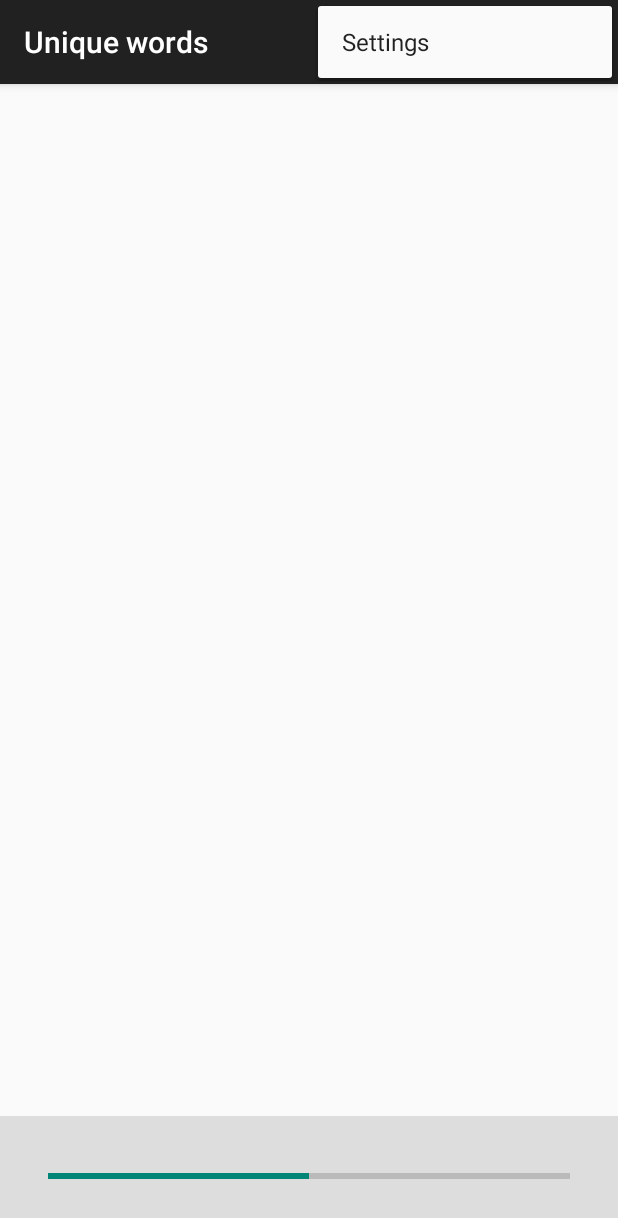
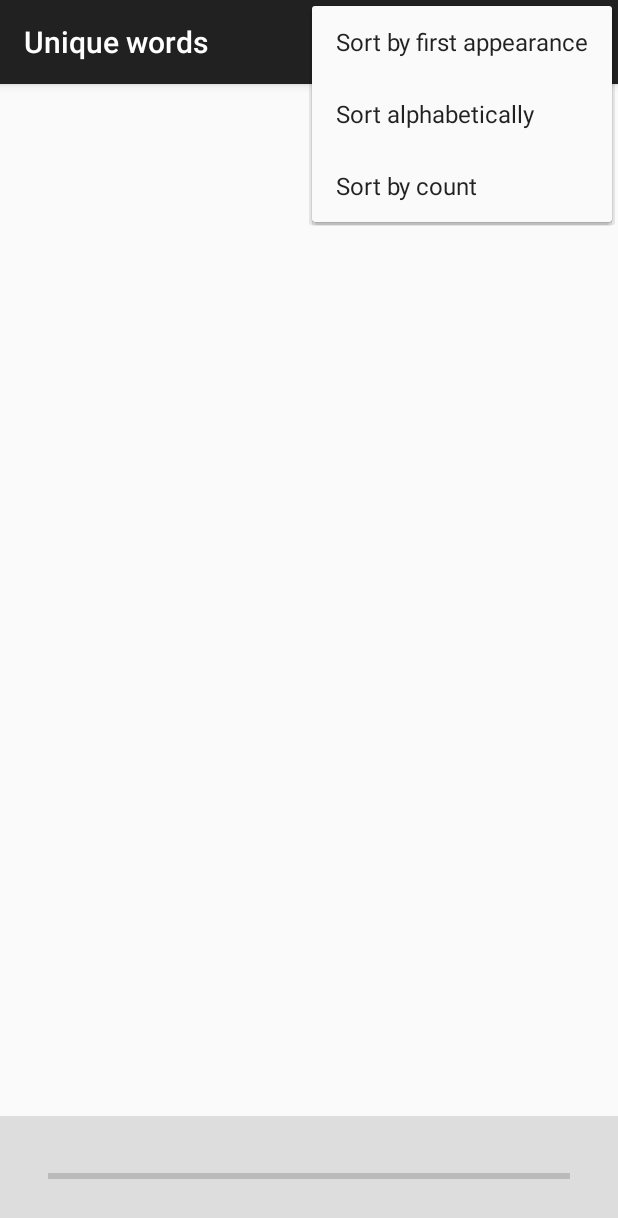
Before and after one commit to xavigil/UniqueWords, an Android app: the ListActivity screen opened directly, with no data from a screen before it, with the options menu open, on a phone screen of 412 x 824 dp. Shown: the top 1218 px of the screen. Run offline under Robolectric (Android 15) with nearby library versions, the phone set to English and light mode, and no system bars; 1 statement that could not run was skipped.

Commit message:
Added UI to sort the list of words

```diff
--- a/app/src/main/java/com/xavigil/uniquewords/adapter/ListAdapter.java
+++ b/app/src/main/java/com/xavigil/uniquewords/adapter/ListAdapter.java
@@ -10,20 +10,29 @@ import com.xavigil.uniquewords.asynctask.IReadFileTask;
 import com.xavigil.uniquewords.R;
 import com.xavigil.uniquewords.model.UniqueWord;
 
+import java.util.ArrayList;
 import java.util.HashMap;
 import java.util.LinkedList;
 
 public class ListAdapter extends RecyclerView.Adapter<ListAdapter.ViewHolder>
         implements IReadFileTask{
 
+    public enum SortOrder{
+        DEFAULT,
+        ALPHABETICALLY,
+        APPEARANCES
+    }
+
+    private SortOrder mSortOrder;
+
     private HashMap<String, UniqueWord> mHashMap;
-
-    private LinkedList<String> mLinkedList;
+    private ArrayList<String> mArrayList; // SortOrderDefault
 
     public ListAdapter(){
 
+        mSortOrder = SortOrder.DEFAULT;
         mHashMap = new HashMap<>();
-        mLinkedList = new LinkedList<>();
+        mArrayList = new ArrayList<>();
 
     }
 
@@ -36,13 +45,13 @@ public class ListAdapter extends RecyclerView.Adapter<ListAdapter.ViewHolder>
 
     @Override
     public void onBindViewHolder(ViewHolder holder, int position) {
-        String word = mLinkedList.get(position);
+        String word = mArrayList.get(position);
         holder.bindUniqueWord(mHashMap.get(word));
     }
 
     @Override
     public int getItemCount() {
-        return mLinkedList.size();
+        return mArrayList.size();
     }
 
     public static class ViewHolder extends RecyclerView.ViewHolder{
@@ -61,12 +70,20 @@ public class ListAdapter extends RecyclerView.Adapter<ListAdapter.ViewHolder>
         }
     }
 
+    public void setSortOrder(SortOrder sortOrder){
+        int ordinal = sortOrder.ordinal();
+        if(ordinal<0 || ordinal>SortOrder.values().length) return;
+        if(ordinal == mSortOrder.ordinal()) return;
+        mSortOrder = sortOrder;
+        notifyDataSetChanged();
+    }
+
     private void addWord(String word)
     {
         UniqueWord uw = mHashMap.get(word);
         if(uw == null){
             mHashMap.put(word, new UniqueWord(word, 1));
-            mLinkedList.addLast(word);
+            mArrayList.add(word);
         }
         else{
             uw.appearances++;
@@ -77,6 +94,6 @@ public class ListAdapter extends RecyclerView.Adapter<ListAdapter.ViewHolder>
 
     @Override
     public void onNextWord(String word) {
-        addWord(word);
+        addWord(word.toLowerCase());
     }
 }
--- a/app/src/main/res/layout/activity_list.xml
+++ b/app/src/main/res/layout/activity_list.xml
@@ -17,7 +17,6 @@
             android:layout_width="match_parent"
             android:layout_height="80dp"
             android:padding="32dp"
-            android:progress="50"
             style="?android:attr/progressBarStyleHorizontal"
             />
     </RelativeLayout>
--- a/app/src/main/res/menu/menu_list.xml
+++ b/app/src/main/res/menu/menu_list.xml
@@ -2,8 +2,16 @@
       xmlns:app="http://schemas.android.com/apk/res-auto"
       xmlns:tools="http://schemas.android.com/tools"
       tools:context="com.xavigil.uniquewords.view.ListActivity">
-    <item android:id="@+id/action_settings"
-          android:title="@string/action_settings"
-          android:orderInCategory="100"
-          app:showAsAction="never"/>
+      <item android:id="@+id/action_default"
+            android:title="@string/action_default"
+            android:orderInCategory="100"
+            app:showAsAction="never"/>
+      <item android:id="@+id/action_alphab"
+            android:title="@string/action_alphabetically"
+            android:orderInCategory="100"
+            app:showAsAction="never"/>
+      <item android:id="@+id/action_count"
+            android:title="@string/action_count"
+            android:orderInCategory="100"
+            app:showAsAction="never"/>
 </menu>
--- a/app/src/main/res/values/strings.xml
+++ b/app/src/main/res/values/strings.xml
@@ -9,6 +9,8 @@
 
     <string name="no_activity">No application found to pick a file. Please run this application on another device.</string>
     <string name="title_activity_list">Unique words</string>
-    <string name="action_settings">Settings</string>
+    <string name="action_default">Sort by first appearance</string>
+    <string name="action_alphabetically">Sort alphabetically</string>
+    <string name="action_count">Sort by count</string>
 
 </resources>
```
Also changed, not shown: app/src/main/java/com/xavigil/uniquewords/view/ListActivity.java (+24 -13 lines).
